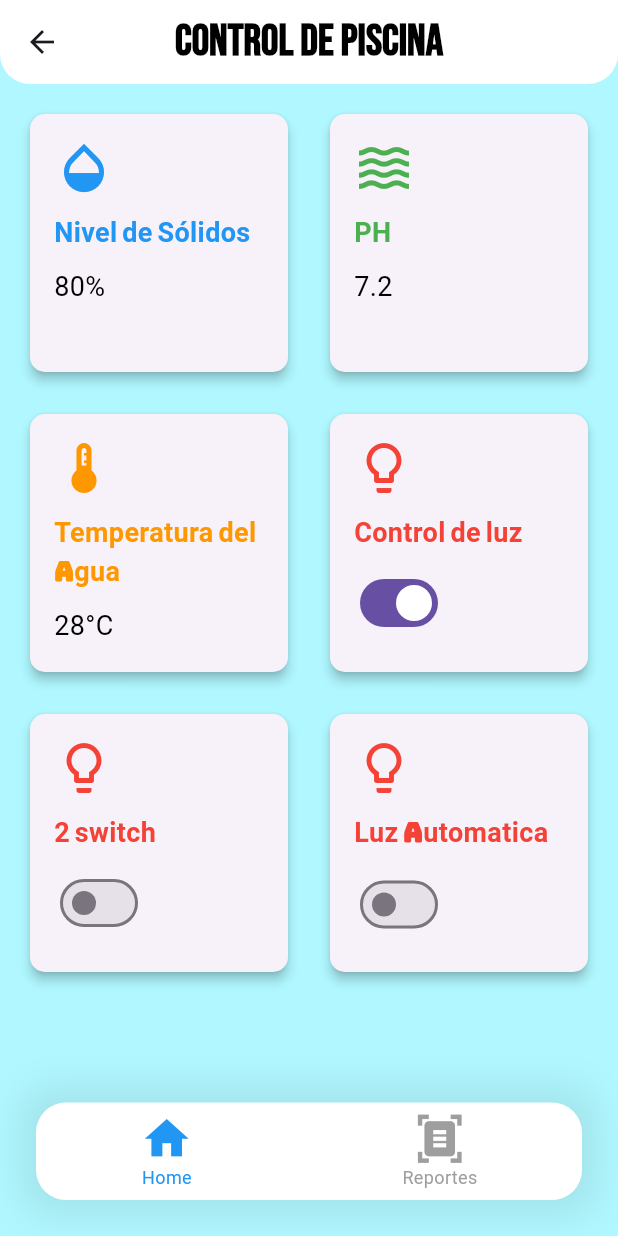
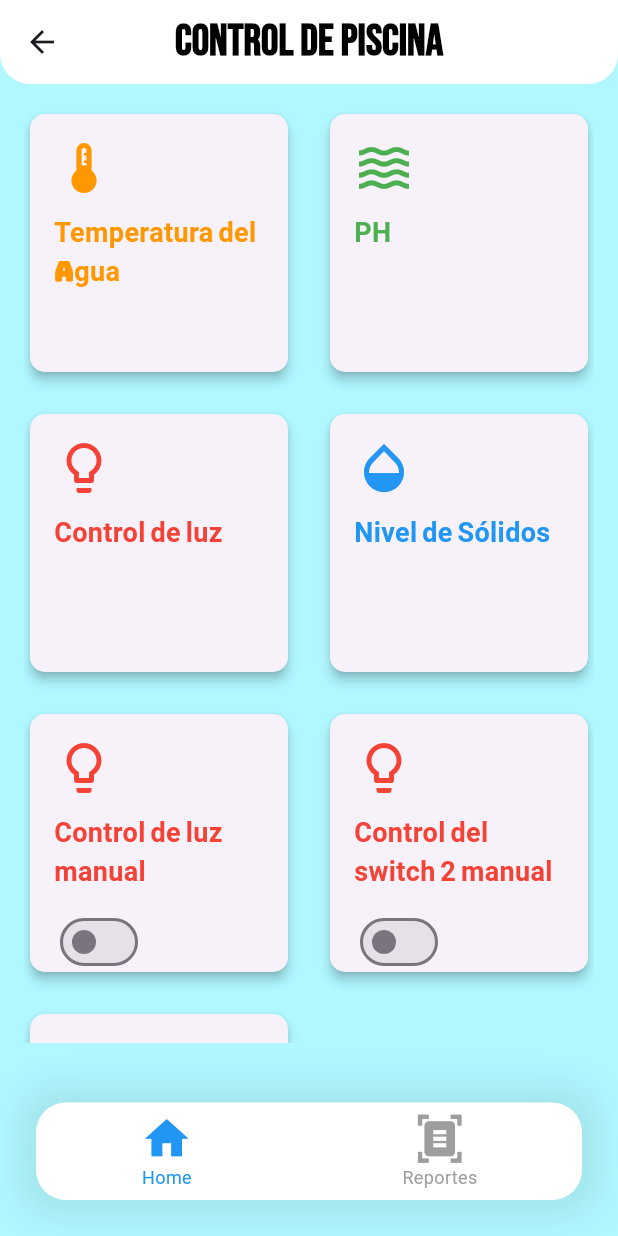
Before and after one commit to ifranco07/SIMP, a Flutter app: the DataPoolScreen screen opened directly, on a phone screen of 412 x 824 dp. Run offline on Flutter 3.47's test engine with Material 3 defaults, Android fonts, the phone set to English and light mode, and no system bars; our stand-ins replace cloud_firestore, firebase_auth, firebase_core, firebase_database, google_fonts, syncfusion_flutter_datepicker; missing offline and left inert: mailer; accounts and stored records are empty; Roboto replaces fonts that are missing (Montserrat).

Commit message:
prefinal version

```diff
--- a/lib/screens/users/Cliente/datapool_screen.dart
+++ b/lib/screens/users/Cliente/datapool_screen.dart
@@ -1,8 +1,10 @@
 import 'package:flutter/material.dart';
 import 'package:google_fonts/google_fonts.dart';
+import 'package:firebase_core/firebase_core.dart';
+import 'package:firebase_database/firebase_database.dart';
 
 class DataPoolScreen extends StatefulWidget {
-  const DataPoolScreen({super.key});
+  const DataPoolScreen({Key? key}) : super(key: key);
 
   @override
   _DataPoolScreenState createState() => _DataPoolScreenState();
@@ -21,6 +23,34 @@ class _DataPoolScreenState extends State<DataPoolScreen> {
     "Reportes",
   ];
 
+  late DatabaseReference _databaseReference;
+  late String _temperature = '';
+  late String _pH = '';
+  late String _lightControl = '';
+  late String _solidLevel = '';
+  late bool _manualLightControl = false;
+  late bool _manualSwitch2 = false;
+  late bool _automaticLightControl = false;
+
+  @override
+  void initState() {
+    super.initState();
+    Firebase.initializeApp();
+    _databaseReference = FirebaseDatabase.instance.reference();
+    _databaseReference.onValue.listen((event) {
+      var snapshot = event.snapshot;
+      setState(() {
+        _temperature = (snapshot.value as Map<dynamic, dynamic>?)?['temperature']?.toString() ?? '';
+        _pH = (snapshot.value as Map<dynamic, dynamic>?)?['ph']?.toString() ?? '';
+        _lightControl = (snapshot.value as Map<dynamic, dynamic>?)?['light_control']?.toString() ?? '';
+        _solidLevel = (snapshot.value as Map<dynamic, dynamic>?)?['solid_level']?.toString() ?? '';
+        _manualLightControl = (snapshot.value as Map<dynamic, dynamic>?)?['manual_light_control'] ?? false;
+        _manualSwitch2 = (snapshot.value as Map<dynamic, dynamic>?)?['manual_switch_2'] ?? false;
+        _automaticLightControl = (snapshot.value as Map<dynamic, dynamic>?)?['automatic_light_control'] ?? false;
+      });
+    });
+  }
+
   @override
   Widget build(BuildContext context) {
     return Scaffold(
@@ -30,12 +60,12 @@ class _DataPoolScreenState extends State<DataPoolScreen> {
           style: GoogleFonts.bebasNeue(
             textStyle: const TextStyle(
               color: Colors.black,
-              fontSize: 29, // Tamaño de la letra
+              fontSize: 29,
             ),
           ),
         ),
-        centerTitle: true, // Centrar el texto del AppBar
-        backgroundColor: Colors.white, // Fondo blanco del AppBar
+        centerTitle: true,
+        backgroundColor: Colors.white,
         shape: const RoundedRectangleBorder(
           borderRadius: BorderRadius.only(
             bottomLeft: Radius.circular(20),
@@ -51,51 +81,72 @@ class _DataPoolScreenState extends State<DataPoolScreen> {
           mainAxisSpacing: 20.0,
           children: [
             _buildDataCard(
+              title: 'Temperatura del Agua',
+              data: _temperature,
+              color: Colors.orange,
+              icon: Icons.thermostat,
+            ),
+            _buildDataCard(
+              title: 'PH',
+              data: _pH,
+              color: Colors.green,
+              icon: Icons.waves,
+            ),
+            _buildDataCard(
+              title: 'Control de luz',
+              data: _lightControl,
+              color: Colors.red,
+              icon: Icons.lightbulb_outline,
+            ),
+            _buildDataCard(
               title: 'Nivel de Sólidos',
-              data: '80%',
+              data: _solidLevel,
               color: Colors.blue,
               icon: Icons.opacity,
             ),
             _buildDataCard(
-              title: 'PH',
-              data: '7.2',
-              color: Colors.green,
-              icon: Icons.waves,
-            ),
-            _buildDataCard(
-              title: 'Temperatura del Agua',
-              data: '28°C',
-              color: Colors.orange,
-              icon: Icons.thermostat,
-            ),
-            _buildDataCard(
-              title: 'Control de luz',
-              data: '',
+              title: 'Control de luz manual',
+              data: _manualLightControl ? 'Encendido' : 'Apagado',
               color: Colors.red,
               icon: Icons.lightbulb_outline,
               child: Switch(
-                value: true,
-                onChanged: (value) {},
+                value: _manualLightControl,
+                onChanged: (value) {
+                  setState(() {
+                    _manualLightControl = value;
+                    _databaseReference.update({'manual_light_control': value});
+                  });
+                },
               ),
             ),
             _buildDataCard(
-              title: '2 switch',
-              data: '',
+              title: 'Control del switch 2 manual',
+              data: _manualSwitch2 ? 'Encendido' : 'Apagado',
               color: Colors.red,
               icon: Icons.lightbulb_outline,
               child: Switch(
-                value: false,
-                onChanged: (value) {},
+                value: _manualSwitch2,
+                onChanged: (value) {
+                  setState(() {
+                    _manualSwitch2 = value;
+                    _databaseReference.update({'manual_switch_2': value});
+                  });
+                },
               ),
             ),
             _buildDataCard(
-              title: 'Luz Automatica',
-              data: '',
+              title: 'Control de luz automático',
+              data: _automaticLightControl ? 'Encendido' : 'Apagado',
               color: Colors.red,
               icon: Icons.lightbulb_outline,
               child: Switch(
-                value: false,
-                onChanged: (value) {},
+                value: _automaticLightControl,
+                onChanged: (value) {
+                  setState(() {
+                    _automaticLightControl = value;
+                    _databaseReference.update({'automatic_light_control': value});
+                  });
+                },
               ),
             ),
           ],
@@ -127,7 +178,7 @@ class _DataPoolScreenState extends State<DataPoolScreen> {
               size: 40,
               color: color,
             ),
-            const SizedBox(height: 10),
+            SizedBox(height: 10),
             Text(
               title,
               style: TextStyle(
@@ -136,11 +187,11 @@ class _DataPoolScreenState extends State<DataPoolScreen> {
                 color: color,
               ),
             ),
-            const SizedBox(height: 10),
+            SizedBox(height: 10),
             if (child != null)
               child
             else
-              Text(data, style: const TextStyle(fontSize: 18, color: Colors.black)),
+              Text(data, style: TextStyle(fontSize: 18, color: Colors.black)),
           ],
         ),
       ),
--- a/pubspec.yaml
+++ b/pubspec.yaml
@@ -15,6 +15,7 @@ dependencies:
     sdk: flutter
   google_fonts: ^6.2.1
   mailer: ^6.1.0
+  syncfusion_flutter_datepicker: ^25.1.39
 
 
 dev_dependencies:
```
Also changed, not shown: lib/screens/users/Cliente/addresports_screen.dart (+69 -37 lines), lib/screens/users/Cliente/reportsviews_screen.dart.dart (+66 -52 lines), pubspec.lock.
